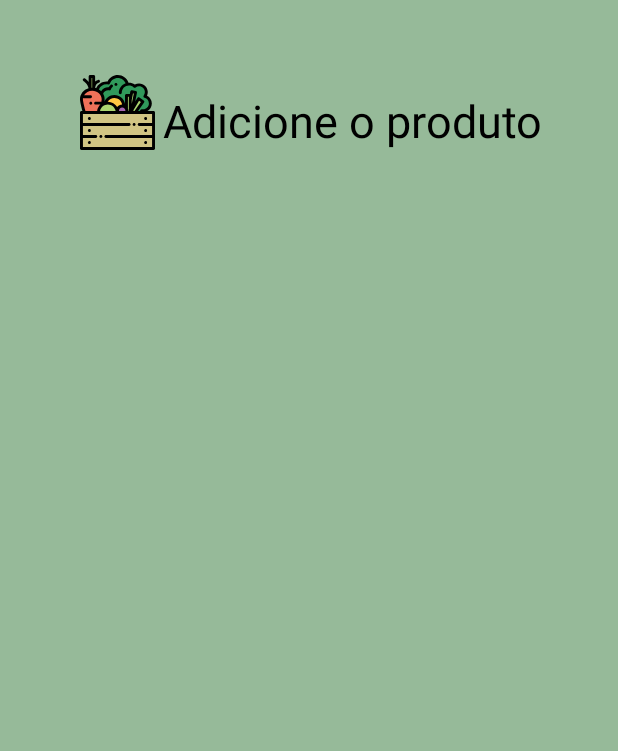
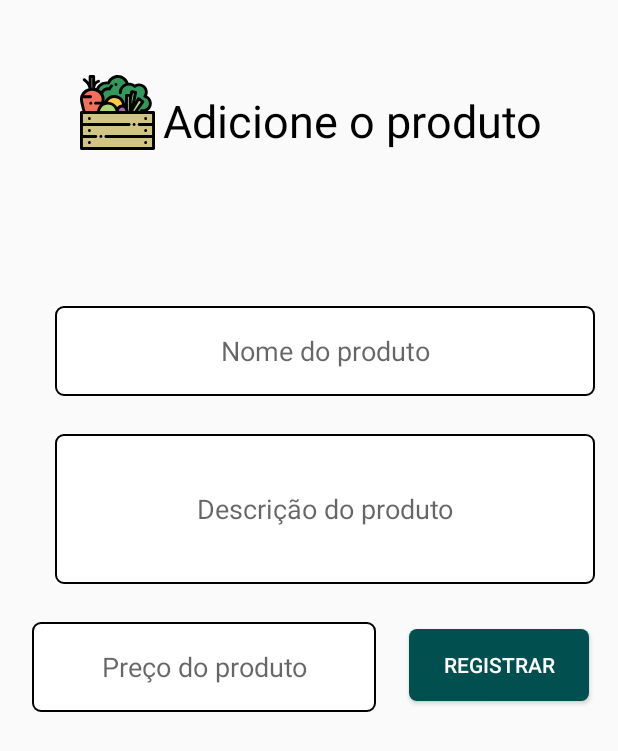
Before and after one commit to Gabs19/ecoshop, an Android app: the fragment AddProducts placed in its activity, on a phone screen of 412 x 824 dp. Shown: the top 751 px of the screen. Run offline under Robolectric (Android 15) with nearby library versions, the phone set to English and light mode, and no system bars; our stand-ins replace Firebase (no records; nobody signed in at launch, a user with empty details on screens opened directly).

Commit message:
custom template add product

```diff
--- a/app/src/main/res/layout/fragments_add_product.xml
+++ b/app/src/main/res/layout/fragments_add_product.xml
@@ -4,7 +4,7 @@
     android:layout_height="match_parent"
     xmlns:app="http://schemas.android.com/apk/res-auto"
     xmlns:tools="http://schemas.android.com/tools"
-    android:background="@color/background_color">
+    >
 
     <ImageView
         android:id="@+id/imageView3"
@@ -33,5 +33,72 @@
         android:textColor="@color/black"
         android:textSize="30dp" />
 
+    <EditText
+        android:id="@+id/produc_name"
+        android:layout_width="360dp"
+        android:layout_height="60dp"
+        android:layout_below="@+id/textView5"
+        android:layout_alignParentEnd="true"
+        android:layout_alignParentRight="true"
+        android:layout_marginTop="103dp"
+        android:layout_marginEnd="15dp"
+        android:layout_marginRight="11dp"
+        android:ems="10"
+        android:hint="Nome do produto"
+        android:textAlignment="center"
+        android:background="@drawable/input_round"
+        android:inputType="textPersonName" />
+
+    <EditText
+        android:id="@+id/product_desc"
+        android:layout_width="360dp"
+        android:layout_height="100dp"
+        android:layout_below="@+id/produc_name"
+        android:layout_alignParentEnd="true"
+        android:layout_alignParentRight="true"
+        android:layout_marginTop="25dp"
+        android:layout_marginEnd="15dp"
+        android:layout_marginRight="11dp"
+        android:ems="10"
+        android:inputType="textMultiLine"
+        android:background="@drawable/input_round"
+        android:textAlignment="center"
+        android:hint="Descrição do produto" />
+
+    <EditText
+        android:id="@+id/product_price"
+        android:layout_width="wrap_content"
+        android:layout_height="60dp"
+        android:layout_below="@+id/product_desc"
+        android:layout_alignParentStart="true"
+        android:layout_alignParentLeft="true"
+        android:layout_marginStart="21dp"
+        android:layout_marginLeft="21dp"
+        android:layout_marginTop="25dp"
+        android:layout_marginEnd="22dp"
+        android:layout_marginRight="22dp"
+        android:layout_toStartOf="@+id/btn_register_product"
+        android:layout_toLeftOf="@+id/btn_register_product"
+        android:background="@drawable/input_round"
+        android:ems="10"
+        android:hint="Preço do produto"
+        android:inputType="numberDecimal"
+        android:textAlignment="center" />
+
+    <Button
+        android:id="@+id/btn_register_product"
+        android:layout_width="120dp"
+        android:layout_height="wrap_content"
+        android:layout_below="@+id/product_desc"
+        android:layout_alignParentEnd="true"
+        android:layout_alignParentRight="true"
+        android:layout_marginTop="30dp"
+        android:layout_marginEnd="19dp"
+        android:layout_marginRight="19dp"
+        android:background="@drawable/btn_arredondado"
+        android:textColor="@color/white"
+        android:text="Registrar"
+        tools:ignore="UnknownId" />
+
 
 </RelativeLayout>
```
